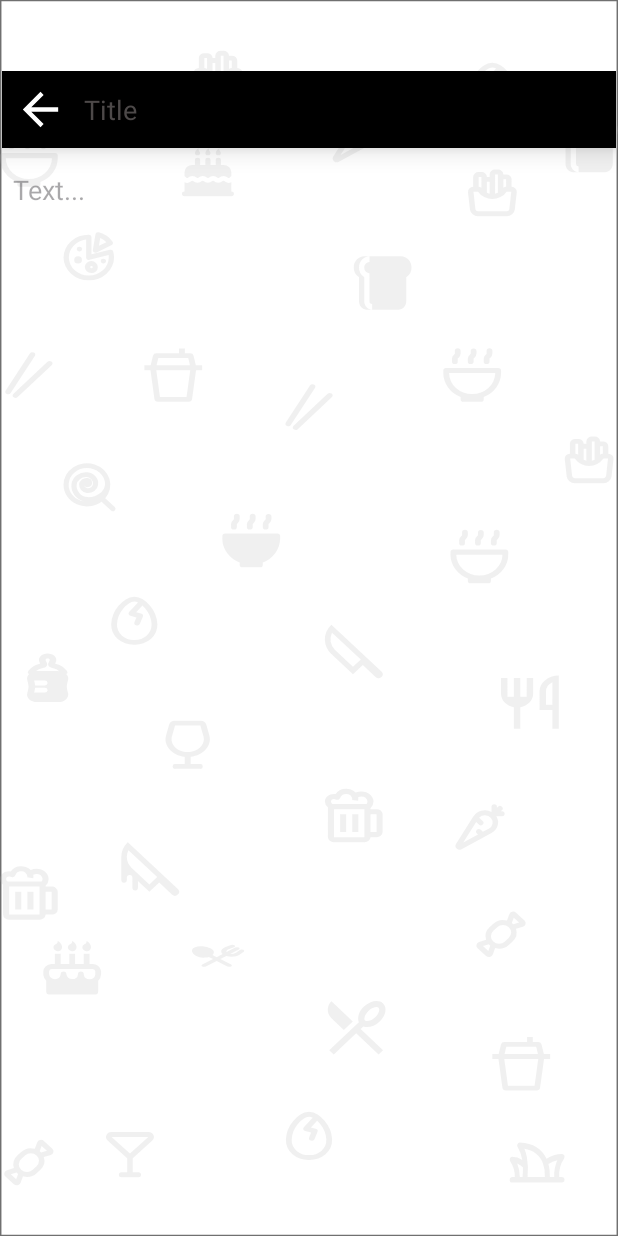
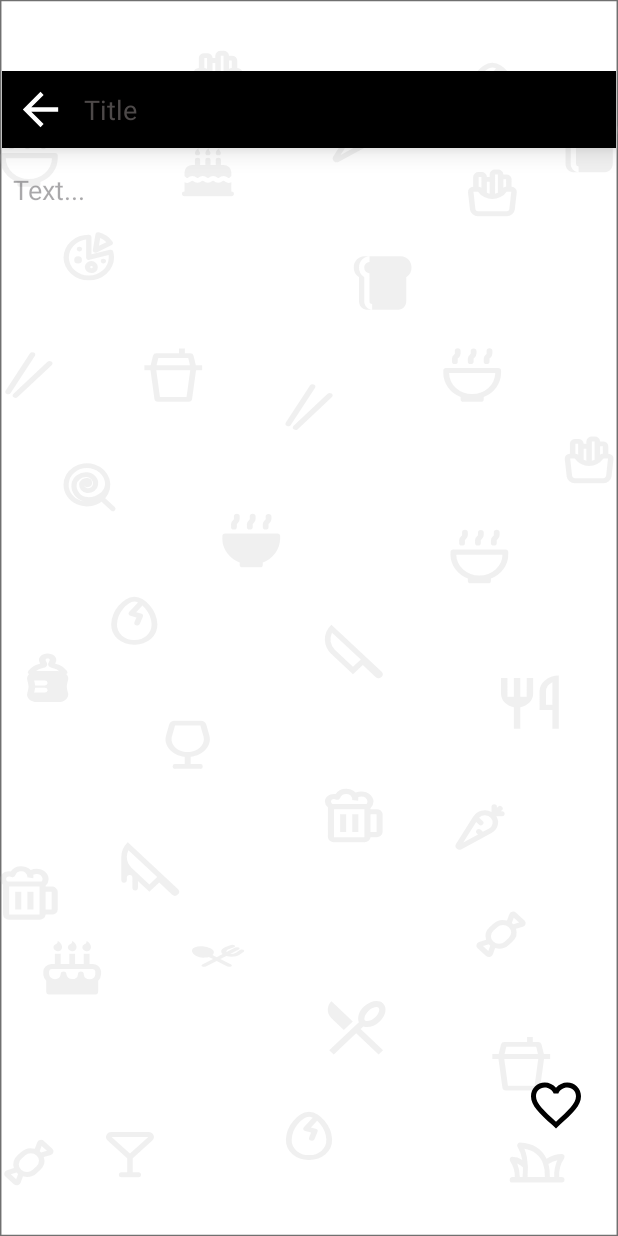
Before and after one commit to Tinyferaba/Paddie, an Android app: the AddNoteFragment screen opened through its navigation route, on a phone screen of 412 x 824 dp. Run offline under Robolectric (Android 15) with nearby library versions, the phone set to English and light mode, and no system bars; our stand-ins replace Room's generated code.

Commit message:
Add Note functions completed

```diff
--- a/app/src/main/java/com/fera/paddie/view/main/AdapterNoteList.kt
+++ b/app/src/main/java/com/fera/paddie/view/main/AdapterNoteList.kt
@@ -17,6 +17,7 @@ class AdapterNoteList(private val context: Context, private var noteList: List<T
     interface NoteActivities {
         fun updateNote(tblNote: TblNote)
         fun deleteNote(id: Int)
+        fun updateFavourite(id: Int, isFavourite: Boolean)
     }
 
     class MyViewHolder(i: View): RecyclerView.ViewHolder(i) {
@@ -67,7 +68,7 @@ class AdapterNoteList(private val context: Context, private var noteList: List<T
                 }
 
                 noteList[position].isFavourite = fav
-                fragment.updateNote(noteList[position])
+                fragment.updateFavourite(noteList[position].pkNoteTodoId, fav)
             }
 
             itemView.setOnLongClickListener {
--- a/app/src/main/java/com/fera/paddie/view/main/MainFragment.kt
+++ b/app/src/main/java/com/fera/paddie/view/main/MainFragment.kt
@@ -104,4 +104,10 @@ class MainFragment : Fragment(), AdapterNoteList.NoteActivities {
             noteControllers.deleteNote(id)
         }
     }
+
+    override fun updateFavourite(id: Int, isFavourite: Boolean) {
+        CoroutineScope(Dispatchers.IO).launch {
+            noteControllers.updateFavourite(id, isFavourite)
+        }
+    }
 }
--- a/app/src/main/res/layout/fragment_add_note.xml
+++ b/app/src/main/res/layout/fragment_add_note.xml
@@ -80,4 +80,14 @@
         app:layout_constraintStart_toStartOf="parent"
         app:layout_constraintTop_toBottomOf="@+id/topViews" />
 
+    <ImageView
+        android:layout_width="40dp"
+        android:layout_height="40dp"
+        android:id="@+id/ivFavourite_addNote"
+        android:src="@drawable/ic_unfavourite"
+        app:layout_constraintBottom_toBottomOf="parent"
+        android:layout_marginBottom="20dp"
+        app:layout_constraintEnd_toEndOf="parent"
+        android:layout_marginEnd="20dp" />
+
 </androidx.constraintlayout.widget.ConstraintLayout>
```
Also changed, not shown: app/src/main/java/com/fera/paddie/view/addNote/AddNoteFragment.kt (+58 -9 lines).
